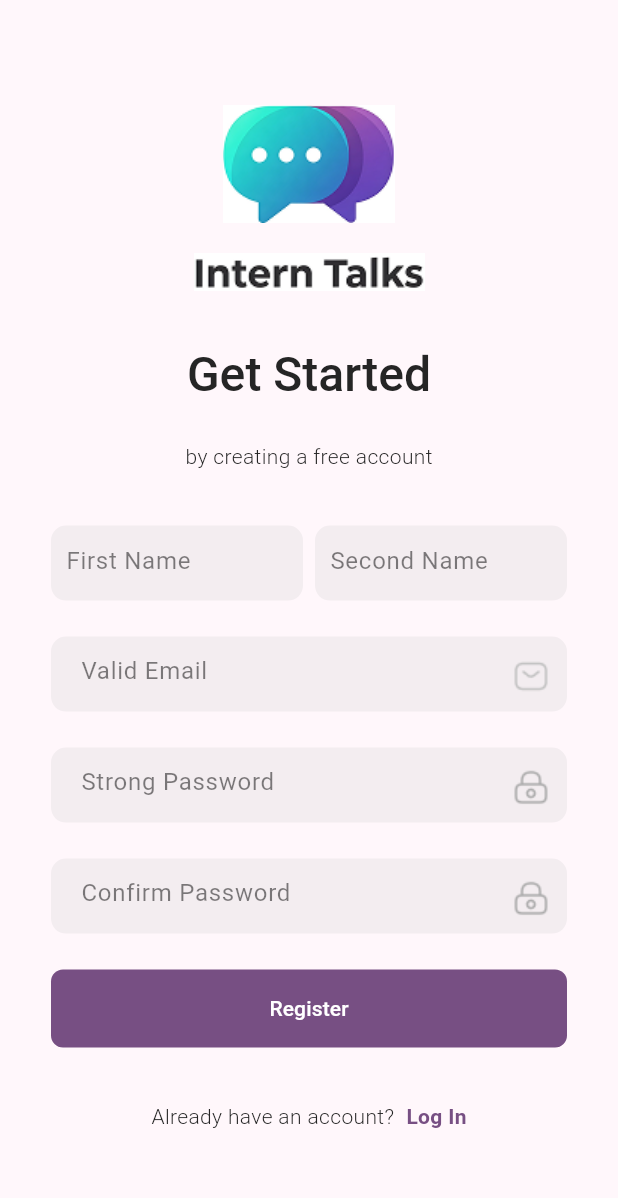
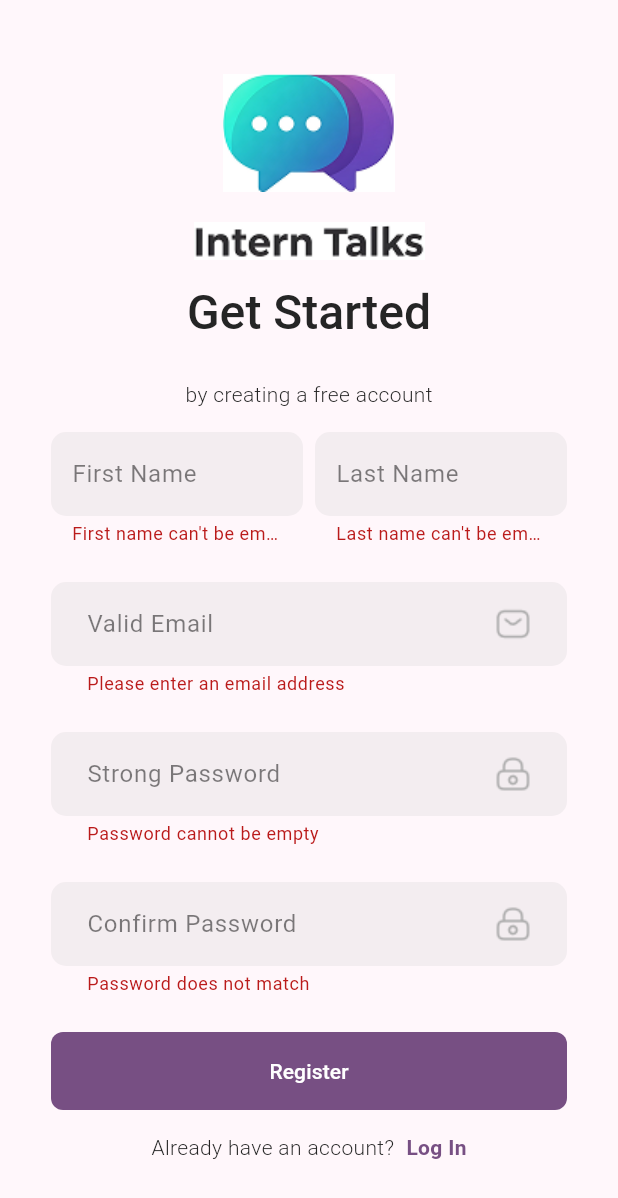
Before and after one commit to NBG-Software/interns-talk-mobile, a Flutter app: the RegisterPage screen opened directly, after a tap on "Register", on a phone screen of 412 x 824 dp. Shown: the top 1198 px of the screen. Run offline on Flutter 3.47's test engine with Material 3 defaults, Android fonts, the phone set to English and light mode, and no system bars; our stand-ins replace dio, flutter_secure_storage; accounts and stored records are empty.

Commit message:
Set up data layer and edited auth flow ui

```diff
--- /dev/null
+++ b/lib/common/custom_text_form_field.dart
@@ -0,0 +1,71 @@
+import 'package:flutter/material.dart';
+
+class CustomTextFormField extends StatelessWidget {
+  final TextEditingController? controller;
+  final String? Function(String?)? validator;
+  final String hintText;
+  final String? suffixIconPath;
+  final AutovalidateMode? autovalidateMode;
+  final Color? iconColor;
+  final Color hintTextColor;
+  final Color? fillColor;
+  final EdgeInsetsGeometry? contentPadding;
+  final EdgeInsetsGeometry? suffixPadding;
+
+  const CustomTextFormField({
+    Key? key,
+    this.controller,
+    this.autovalidateMode,
+    required this.hintText,
+    this.fillColor,
+    this.contentPadding,
+    this.suffixPadding,
+    this.suffixIconPath,
+    this.iconColor,
+    required this.hintTextColor,
+    this.validator,
+  }) : super(key: key);
+
+  @override
+  Widget build(BuildContext context) {
+    return TextFormField(
+      controller: controller,
+      autovalidateMode: autovalidateMode,
+      validator: validator,
+      decoration: InputDecoration(
+        contentPadding: contentPadding,
+        hintText: hintText,
+        suffixIcon: suffixIconPath != null
+            ? Padding(
+                padding: suffixPadding ?? EdgeInsets.zero,
+                child: Image.asset(
+                  suffixIconPath!,
+                  color: iconColor,
+                ),
+              )
+            : null,
+        filled: true,
+        fillColor: fillColor,
+        hintStyle: TextStyle(color: hintTextColor),
+        focusedBorder: OutlineInputBorder(
+            borderRadius: BorderRadius.circular(10),
+            borderSide: BorderSide(color: Colors.transparent)),
+        enabledBorder: OutlineInputBorder(
+            borderRadius: BorderRadius.circular(10),
+            borderSide: BorderSide(color: Colors.transparent)),
+        border: OutlineInputBorder(
+          borderSide: BorderSide(color: Colors.transparent),
+          borderRadius: BorderRadius.circular(10),
+        ),
+        focusedErrorBorder: OutlineInputBorder(
+          borderSide: BorderSide(color: Colors.transparent),
+          borderRadius: BorderRadius.circular(10),
+        ),
+        errorBorder: OutlineInputBorder(
+          borderSide: BorderSide(color: Colors.transparent),
+          borderRadius: BorderRadius.circular(10),
+        ),
+      ),
+    );
+  }
+}
--- /dev/null
+++ b/lib/common/result.dart
@@ -0,0 +1,10 @@
+class Result<T> {
+  final T? data;
+  final String? error;
+
+  Result.success(this.data) : error = null;
+
+  Result.error(this.error) : data = null;
+
+  bool get isSuccess => data != null;
+}
--- /dev/null
+++ b/lib/common/validators.dart
@@ -0,0 +1,32 @@
+class Validators {
+  static String? passwordValidator(String? value) {
+    if (value == null || value.isEmpty) {
+      return 'Password cannot be empty';
+    }
+    if (value.length < 8) {
+      return 'Password must be at least 8 characters long';
+    }
+    if (!RegExp(r'[A-Z]').hasMatch(value)) {
+      return 'Password must contain at least one uppercase letter';
+    }
+    if (!RegExp(r'[a-z]').hasMatch(value)) {
+      return 'Password must contain at least one lowercase letter';
+    }
+    if (!RegExp(r'[0-9]').hasMatch(value)) {
+      return 'Password must contain at least one digit';
+    }
+
+    return null;
+  }
+
+  static String? emailValidator(String? value) {
+    if (value == null || value.isEmpty) {
+      return 'Please enter an email address';
+    }
+    if (!RegExp(r"^[a-zA-Z0-9.a-zA-Z0-9._%-]+@[a-zA-Z0-9.-]+\.[a-zA-Z]{2,4}$")
+        .hasMatch(value)) {
+      return 'Please enter a valid email address';
+    }
+    return null;
+  }
+}
--- /dev/null
+++ b/lib/data/datasources/api_constants.dart
@@ -0,0 +1 @@
+const kBaseUrl = 'http://192.168.10.194:8000/api/v1';
--- /dev/null
+++ b/lib/data/datasources/auth_local_datasource.dart
@@ -0,0 +1,14 @@
+import 'package:flutter_secure_storage/flutter_secure_storage.dart';
+import 'package:interns_talk_mobile/utils/string.dart';
+
+class AuthLocalDatasource {
+  final storage = FlutterSecureStorage();
+
+  Future<void> saveToken({required String token}) async {
+    await storage.write(key: kAuthTokenKey, value: token);
+  }
+
+  Future<String?> getToken() async {
+    return await storage.read(key: kAuthTokenKey);
+  }
+}
--- /dev/null
+++ b/lib/data/datasources/auth_remote_datasource.dart
@@ -0,0 +1,90 @@
+import 'package:dio/dio.dart';
+import 'package:flutter_secure_storage/flutter_secure_storage.dart';
+import 'package:interns_talk_mobile/common/result.dart';
+import 'package:interns_talk_mobile/data/datasources/api_constants.dart';
+import 'package:interns_talk_mobile/utils/string.dart';
+
+class AuthRemoteDatasource {
+  final Dio dio;
+  AuthRemoteDatasource() : dio = Dio(BaseOptions(baseUrl: kBaseUrl)) {
+    _setupInterceptors();
+  }
+
+  void _setupInterceptors() {
+    dio.interceptors.add(
+      InterceptorsWrapper(
+        onRequest: (options, handler) async {
+          final storage = FlutterSecureStorage();
+          String? token = await storage.read(key: kAuthTokenKey);
+          if (token != null) {
+            options.headers['Authorization'] = 'Bearer $token';
+          }
+          return handler.next(options);
+        },
+        onResponse: (response, handler) {
+          return handler.next(response);
+        },
+        onError: (DioException e, handler) {
+          return handler.next(e);
+        },
+      ),
+    );
+  }
+
+  Future<Result<String>> logIn({
+    required String email,
+    required String password,
+  }) async {
+    try {
+      final response = await dio.post(
+        '/login',
+        data: {
+          'email': email,
+          'password': password,
+        },
+      );
+      String? token = response.data['data']['token'];
+      if (token != null) {
+        return Result.success(response.data['message']);
+      } else {
+        return Result.error("Token not found");
+      }
+    } on DioException catch (e) {
+      if (e.type == DioExceptionType.connectionError) {
+        return Result.error("Connection error");
+      } else {
+        return Result.error(e.message);
+      }
+    } catch (e) {
+      return Result.error('Unexpected error occurred');
+    }
+  }
+
+  Future<Result<String>> signUp(
+      {required String firstName,
+      required String lastName,
+      required String email,
+      required String password,
+      required String passwordConfirmation}) async {
+    try {
+      final response = await dio.post('/register', data: {
+        'first_name': firstName,
+        'last_name': lastName,
+        'email': email,
+        'password': password,
+        'password_confirmation': passwordConfirmation
+      });
+      return response.data['message'];
+    } on DioException catch (e) {
+      if (e.type == DioExceptionType.connectionError) {
+        return Result.error("Connection error");
+      } else {
+        return Result.error(e.message);
+      }
+    } catch (e) {
+      return Result.error('Unexpected error occurred');
+    }
+  }
+
+  Future<void> logOut() async {}
+}
--- /dev/null
+++ b/lib/data/model/user_model.dart
@@ -0,0 +1,16 @@
+class User {
+  String? userId;
+  String? role;
+  String? firstName;
+  String? secondName;
+  String? email;
+  String? password;
+
+  User(
+      {this.userId,
+      this.role,
+      this.firstName,
+      this.secondName,
+      this.email,
+      this.password});
+}
--- /dev/null
+++ b/lib/data/repository/auth_repository.dart
@@ -0,0 +1,38 @@
+import 'package:interns_talk_mobile/common/result.dart';
+import 'package:interns_talk_mobile/data/datasources/auth_local_datasource.dart';
+import 'package:interns_talk_mobile/data/datasources/auth_remote_datasource.dart';
+
+class AuthRepository {
+  final localDS = AuthLocalDatasource();
+  final remoteDS = AuthRemoteDatasource();
+
+  Future<Result<String>> logIn({
+    required String email,
+    required String password,
+  }) async {
+    return await remoteDS.logIn(
+      email: email,
+      password: password,
+    );
+  }
+
+  Future<Result<String>> signUp(
+      {required String firstName,
+      required String lastName,
+      required String email,
+      required String password,
+      required String passwordConfrimation}) async {
+    return await remoteDS.signUp(
+      firstName: firstName,
+      lastName: lastName,
+      email: email,
+      password: password,
+      passwordConfirmation: passwordConfrimation,
+    );
+  }
+
+  Future<void> logOut() async {
+    await remoteDS.logOut();
+    await localDS.storage.delete(key: 'authToken');
+  }
+}
--- a/lib/ui/pages/register_page.dart
+++ b/lib/ui/pages/register_page.dart
@@ -1,13 +1,47 @@
-import 'package:flutter/cupertino.dart';
 import 'package:flutter/material.dart';
+import 'package:interns_talk_mobile/common/custom_text_form_field.dart';
+import 'package:interns_talk_mobile/common/validators.dart';
+import 'package:interns_talk_mobile/data/repository/auth_repository.dart';
+import 'package:interns_talk_mobile/ui/pages/chat_room_page.dart';
 import 'package:interns_talk_mobile/ui/pages/login_page.dart';
 import 'package:interns_talk_mobile/utils/colors.dart';
 import 'package:interns_talk_mobile/utils/dimens.dart';
 import 'package:interns_talk_mobile/utils/images.dart';
 import 'package:interns_talk_mobile/utils/string.dart';
 
-class RegisterPage extends StatelessWidget {
+class RegisterPage extends StatefulWidget {
   const RegisterPage({super.key});
+
+  @override
+  State<RegisterPage> createState() => _RegisterPageState();
+}
+
+class _RegisterPageState extends State<RegisterPage> {
+  final authService = AuthRepository();
+  final _firstNameController = TextEditingController();
+  final _lastNameController = TextEditingController();
+  final _emailController = TextEditingController();
+  final _strongPasswordController = TextEditingController();
+  final _confirmPasswordController = TextEditingController();
+  final _formKey = GlobalKey<FormState>();
+
+  Future<void> _summitForm() async {
+    final response = await authService.remoteDS.signUp(
+      firstName: _firstNameController.text,
+      lastName: _lastNameController.text,
+      email: _emailController.text,
+      password: _strongPasswordController.text,
+      passwordConfirmation: _confirmPasswordController.text,
+    );
+    if (response.isSuccess) {
+      Navigator.pushReplacement(context,
+          MaterialPageRoute(builder: (context) => const ChatRoomPage()));
+    } else {
+      ScaffoldMessenger.of(context)
+          .showSnackBar(SnackBar(content: Text(response.error.toString())));
+      print('Error: ${response.error}');
+    }
+  }
 
   @override
   Widget build(BuildContext context) {
@@ -50,49 +84,44 @@ class RegisterPage extends StatelessWidget {
                   ],
                 ),
                 Form(
+                  key: _formKey,
                   child: Column(
                     children: [
                       Row(
                         children: [
                           Expanded(
-                            child: Container(
-                              decoration: BoxDecoration(
-                                color: kTextFieldContainer,
-                                borderRadius: BorderRadius.circular(10.0),
-                              ),
-                              height: 50,
-                              child: Padding(
-                                padding: const EdgeInsets.only(left: 10),
-                                child: TextFormField(
-                                  decoration: InputDecoration(
-                                      hintText: kFirstName,
-                                      hintStyle:
-                                          TextStyle(color: kHintTextColor),
-                                      border: InputBorder.none),
-                                ),
-                              ),
+                            child: CustomTextFormField(
+                              controller: _firstNameController,
+                              validator: (value) {
+                                if (value == null || value.isEmpty) {
+                                  return kFirstNameErrorText;
+                                }
+                                return null;
+                              },
+                              hintText: kFirstNameHint,
+                              hintTextColor: kHintTextColor,
+                              fillColor: kTextFieldContainer,
+                              contentPadding: EdgeInsets.symmetric(
+                                  horizontal: 10, vertical: 16),
                             ),
                           ),
                           SizedBox(
                             width: 8,
                           ),
                           Expanded(
-                            child: Container(
-                              decoration: BoxDecoration(
-                                color: kTextFieldContainer,
-                                borderRadius: BorderRadius.circular(10.0),
-                              ),
-                              height: 50,
-                              child: Padding(
-                                padding: const EdgeInsets.only(left: 10),
-                                child: TextFormField(
-                                  decoration: InputDecoration(
-                                      hintText: kSecondName,
-                                      hintStyle:
-                                          TextStyle(color: kHintTextColor),
-                                      border: InputBorder.none),
-                                ),
-                              ),
+                            child: CustomTextFormField(
+                              controller: _lastNameController,
+                              validator: (value) {
+                                if (value == null || value.isEmpty) {
+                                  return kLastNameErrorText;
+                                }
+                                return null;
+                              },
+                              hintText: kLastNameHint,
+                              hintTextColor: kHintTextColor,
+                              fillColor: kTextFieldContainer,
+                              contentPadding: EdgeInsets.symmetric(
+                                  horizontal: 10, vertical: 16),
                             ),
                           ),
                         ],
@@ -100,83 +129,70 @@ class RegisterPage extends StatelessWidget {
                       SizedBox(
                         height: kMarginMedium1x,
                       ),
-                      Container(
-                        decoration: BoxDecoration(
-                          color: kTextFieldContainer,
-                          borderRadius: BorderRadius.circular(10.0),
+                      CustomTextFormField(
+                        controller: _emailController,
+                        suffixIconPath: kEmailIcon,
+                        iconColor: kIconColorGrey,
+                        autovalidateMode: AutovalidateMode.onUserInteraction,
+                        validator: Validators.emailValidator,
+                        hintText: kValidEmailHint,
+                        fillColor: kTextFieldContainer,
+                        hintTextColor: kHintTextColor,
+                        contentPadding: EdgeInsets.symmetric(
+                          horizontal: 20,
+                          vertical: 16,
                         ),
-                        height: 50,
-                        child: Padding(
-                          padding: const EdgeInsets.only(
-                              left: kMarginSmall2x, top: 3),
-                          child: TextFormField(
-                            decoration: InputDecoration(
-                                hintText: kValidEmailHint,
-                                suffixIcon: IconButton(
-                                  onPressed: () {},
-                                  icon: Image.asset(kEmailIcon),
-                                  color: kIconColorGrey,
-                                ),
-                                hintStyle: TextStyle(color: kHintTextColor),
-                                border: InputBorder.none),
-                          ),
-                        ),
+                        suffixPadding: EdgeInsets.only(right: 12),
                       ),
                       SizedBox(
                         height: kMarginMedium1x,
                       ),
-                      Container(
-                        decoration: BoxDecoration(
-                          color: kTextFieldContainer,
-                          borderRadius: BorderRadius.circular(10.0),
-                        ),
-                        height: 50,
-                        child: Padding(
-                          padding: const EdgeInsets.only(
-                              left: kMarginSmall2x, top: 3),
-                          child: TextFormField(
-                            decoration: InputDecoration(
-                                hintText: kStrongPasswordHint,
-                                suffixIcon: IconButton(
-                                  onPressed: () {},
-                                  icon: Image.asset(kLockIcon),
-                                  color: kIconColorGrey,
-                                ),
-                                hintStyle: TextStyle(color: kHintTextColor),
-                                border: InputBorder.none),
-                          ),
-                        ),
+                      CustomTextFormField(
+                        controller: _strongPasswordController,
+                        suffixIconPath: kLockIcon,
+                        contentPadding:
+                            EdgeInsets.symmetric(horizontal: 20, vertical: 16),
+                        iconColor: kIconColorGrey,
+                        suffixPadding: EdgeInsets.only(right: 12),
+                        autovalidateMode: AutovalidateMode.onUserInteraction,
+                        validator: Validators.passwordValidator,
+                        hintText: kStrongPasswordHint,
+                        fillColor: kTextFieldContainer,
+                        hintTextColor: kHintTextColor,
                       ),
                       SizedBox(
                         height: kMarginMedium1x,
                       ),
-                      Container(
-                        decoration: BoxDecoration(
-                          color: kTextFieldContainer,
-                          borderRadius: BorderRadius.circular(10.0),
-                        ),
-                        height: 50,
-                        child: Padding(
-                          padding: const EdgeInsets.only(
-                              left: kMarginSmall2x, top: 3),
-                          child: TextFormField(
-                            decoration: InputDecoration(
-                                hintText: kConfirmPasswordHint,
-                                suffixIcon: IconButton(
-                                  onPressed: () {},
-                                  icon: Image.asset(kLockIcon),
-                                  color: kIconColorGrey,
-                                ),
-                                hintStyle: TextStyle(color: kHintTextColor),
-                                border: InputBorder.none),
-                          ),
-                        ),
+                      CustomTextFormField(
+                        controller: _confirmPasswordController,
+                        suffixIconPath: kLockIcon,
+                        contentPadding:
+                            EdgeInsets.symmetric(horizontal: 20, vertical: 16),
+                        iconColor: kIconColorGrey,
+                        suffixPadding: EdgeInsets.only(right: 12),
+                        autovalidateMode: AutovalidateMode.onUserInteraction,
+                        validator: (value) {
+                          if (value == null || value.isEmpty) {
+                            return kPasswordNotMatchErrorText;
+                          } else if (value.isNotEmpty &&
+                              value != _strongPasswordController.text) {
+                            return kPasswordNotMatchErrorText;
+                          }
+                          return null;
+                        },
+                        hintText: kConfirmPasswordHint,
+                        fillColor: kTextFieldContainer,
+                        hintTextColor: kHintTextColor,
                       ),
                       SizedBox(
                         height: kMarginMedium1x,
                       ),
                       FilledButton(
-                          onPressed: () {},
+                          onPressed: () async {
+                            if (_formKey.currentState!.validate()) {
+                              await _summitForm();
+                            }
+                          },
                           style: ButtonStyle(
                               shape: WidgetStatePropertyAll(
                                 RoundedRectangleBorder(
--- a/lib/utils/string.dart
+++ b/lib/utils/string.dart
@@ -8,9 +8,15 @@ const kDontHaveAccountText = 'Don\'t have an account?';
 const kRegisterButtonText = 'Register';
 const kRegisterTitle = 'Get Started';
 const kRegisterBodyText = 'by creating a free account';
-const kFirstName = 'First Name';
-const kSecondName = 'Second Name';
+const kFirstNameHint = 'First Name';
+const kLastNameHint = 'Last Name';
 const kValidEmailHint = 'Valid Email';
 const kStrongPasswordHint = 'Strong Password';
 const kConfirmPasswordHint = 'Confirm Password';
 const kHaveAccountText = 'Already have an account?';
+const kAuthTokenKey = 'authToken';
+const kFirstNameErrorText = "First name can't be empty";
+const kLastNameErrorText = "Last name can't be empty";
+const kEmailEmptyErrorText = 'Please enter a email';
+const kPasswordEmptyErrorText = 'Password can\'t be empty';
+const kPasswordNotMatchErrorText = "Password does not match";
--- a/pubspec.yaml
+++ b/pubspec.yaml
@@ -34,6 +34,8 @@ dependencies:
   # The following adds the Cupertino Icons font to your application.
   # Use with the CupertinoIcons class for iOS style icons.
   cupertino_icons: ^1.0.8
+  dio: ^5.8.0+1
+  flutter_secure_storage: ^9.2.4
 
 dev_dependencies:
   flutter_test:
```
Also changed, not shown: lib/ui/pages/chat_room_page.dart (added, +97 -0 lines), lib/ui/pages/login_page.dart (+79 -43 lines), pubspec.lock, 6 other files.
